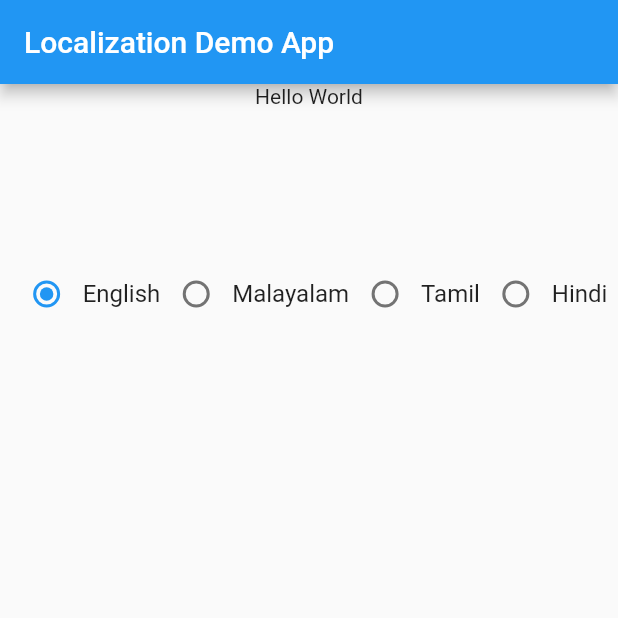
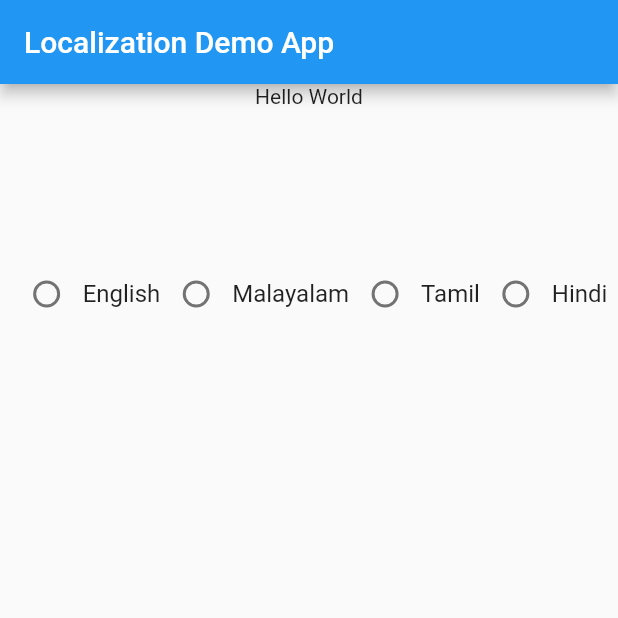
Before and after one commit to lijovijayan/localization_demo, a Flutter app: the screen it shows after launch, on a phone screen of 412 x 824 dp, the top half of it. Run offline on Flutter 3.47's test engine with Material 2 defaults, Android fonts, the light colour scheme and no system bars; our stand-ins replace sembast.

Commit message:
Initial commit with db

```diff
--- a/lib/main.dart
+++ b/lib/main.dart
@@ -16,19 +16,25 @@ void main() {
 
 class MyApp extends StatelessWidget {
   Language _language = Language.english;
-  Function _onLanguageChange(dynamic lang) {
+  Function _onLanguageChange(LanguageProvider provider, dynamic lang) {
     _language = lang;
+    provider.changeLanguage('Malayalam');
+    print(provider.translate('hello'));
   }
 
   @override
   Widget build(BuildContext context) {
+    final languageProvider = Provider.of<LanguageProvider>(context);
+    languageProvider.fetchLatestI18N();
     return MaterialApp(
       home: SafeArea(
         child: Scaffold(
           appBar: AppBar(
             title: Text('Localization Demo App'),
           ),
-          body: Center(
+          body: Consumer<LanguageProvider>(
+            builder: (BuildContext _, LanguageProvider _provider, Widget __) {
+              return Center(
                 child: Column(
                   children: [
                     Text('Hello World'),
@@ -40,8 +46,9 @@ class MyApp extends StatelessWidget {
                       children: <Widget>[
                         new Radio(
                           value: Language.english,
-                      groupValue: _language,
-                      onChanged: _onLanguageChange,
+                          groupValue: _provider.language,
+                          onChanged: (lang) =>
+                              {_onLanguageChange(_provider, lang)},
                         ),
                         new Text(
                           'English',
@@ -50,7 +57,8 @@ class MyApp extends StatelessWidget {
                         new Radio(
                           value: Language.malayalam,
                           groupValue: _language,
-                      onChanged: _onLanguageChange,
+                          onChanged: (lang) =>
+                              {_onLanguageChange(_provider, lang)},
                         ),
                         new Text(
                           'Malayalam',
@@ -61,7 +69,8 @@ class MyApp extends StatelessWidget {
                         new Radio(
                           value: Language.tamil,
                           groupValue: _language,
-                      onChanged: _onLanguageChange,
+                          onChanged: (lang) =>
+                              {_onLanguageChange(_provider, lang)},
                         ),
                         new Text(
                           'Tamil',
@@ -70,7 +79,8 @@ class MyApp extends StatelessWidget {
                         new Radio(
                           value: Language.hindi,
                           groupValue: _language,
-                      onChanged: _onLanguageChange,
+                          onChanged: (lang) =>
+                              {_onLanguageChange(_provider, lang)},
                         ),
                         new Text(
                           'Hindi',
@@ -80,6 +90,61 @@ class MyApp extends StatelessWidget {
                     ),
                   ],
                 ),
+              );
+            },
+            // child: Center(
+            //   child: Column(
+            //     children: [
+            //       Text('Hello World'),
+            //       SizedBox(
+            //         height: 100,
+            //       ),
+            //       Row(
+            //         mainAxisAlignment: MainAxisAlignment.center,
+            //         children: <Widget>[
+            //           new Radio(
+            //             value: Language.english,
+            //             groupValue: _language,
+            //             onChanged: (lang) => {_onLanguageChange(_provider, lang)},
+            //           ),
+            //           new Text(
+            //             'English',
+            //             style: new TextStyle(fontSize: 16.0),
+            //           ),
+            //           new Radio(
+            //             value: Language.malayalam,
+            //             groupValue: _language,
+            //             onChanged: (lang) => {_onLanguageChange(_provider, lang)},
+            //           ),
+            //           new Text(
+            //             'Malayalam',
+            //             style: new TextStyle(
+            //               fontSize: 16.0,
+            //             ),
+            //           ),
+            //           new Radio(
+            //             value: Language.tamil,
+            //             groupValue: _language,
+            //             onChanged: (lang) => {_onLanguageChange(_provider, lang)},
+            //           ),
+            //           new Text(
+            //             'Tamil',
+            //             style: new TextStyle(fontSize: 16.0),
+            //           ),
+            //           new Radio(
+            //             value: Language.hindi,
+            //             groupValue: _language,
+            //             onChanged: (lang) => {_onLanguageChange(_provider, lang)},
+            //           ),
+            //           new Text(
+            //             'Hindi',
+            //             style: new TextStyle(fontSize: 16.0),
+            //           ),
+            //         ],
+            //       ),
+            //     ],
+            //   ),
+            // ),
           ),
         ),
       ),
--- /dev/null
+++ b/lib/models/i18n.dto.dart
@@ -0,0 +1,23 @@
+import 'dart:convert';
+
+import 'package:localization_demo/models/i18n.model.dart';
+
+class I18NDTO {
+
+  num version;
+
+  List<I18N> content;
+
+  I18NDTO.fromJson(Map<String, dynamic> _json):
+    version = _json['version'],
+    content = (_json['content'] as List)
+      .map((i) => I18N.fromJson(i))
+      .toList()
+    ;
+
+  Map<String, dynamic> toJson() =>
+  {
+    'version': version,
+  };
+
+}
--- /dev/null
+++ b/lib/models/i18n.model.dart
@@ -0,0 +1,37 @@
+import 'package:flutter/cupertino.dart';
+
+class I18N {
+  String language;
+
+  num version;
+
+  Map<String, dynamic> translate;
+
+  I18N({
+    @required this.language,
+    @required this.translate,
+    // @required this.version
+  });
+
+  Map<String, dynamic> toMap() {
+    return {
+      'language': language,
+      'version': version,
+      'translate': translate,
+    };
+  }
+
+  static I18N fromMap(Map<String, dynamic> map) {
+    return I18N(
+      language: map['language'],
+      // version: map['version'],
+      translate: map['translate'],
+    );
+  }
+
+  I18N.fromJson(Map<String, dynamic> json):
+    language = json['language'],
+    translate = json['translate']
+    ;
+
+}
--- a/pubspec.yaml
+++ b/pubspec.yaml
@@ -25,6 +25,8 @@ dependencies:
     sdk: flutter
   sembast: ^2.4.8+1
   provider: ^4.3.2+3
+  path_provider: ^0.5.0+1
+  http: ^0.12.2
 
 
   # The following adds the Cupertino Icons font to your application.
```
Also changed, not shown: lib/dao/app.db.dart (added, +49 -0 lines), lib/dao/i18n.dao.dart (added, +72 -0 lines), lib/provider.dart (+52 -4 lines), 2 other files. Lines whose indentation alone changed are shown as unchanged.
